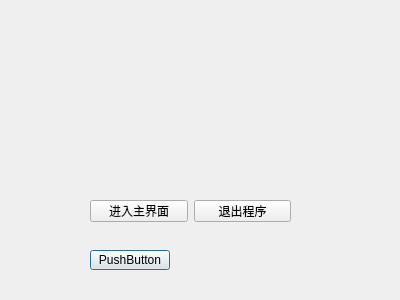
xzlxiao/Learning, file Qt/test2/dialog.ui: the form before one commit.
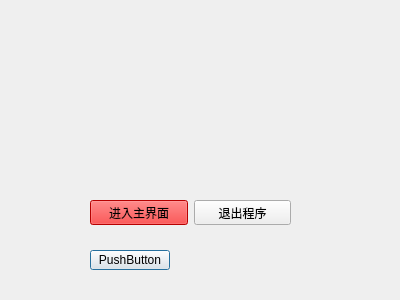
The form after the commit.

```diff
--- a/Qt/test2/dialog.ui
+++ b/Qt/test2/dialog.ui
@@ -26,18 +26,21 @@
     <string>PushButton</string>
    </property>
   </widget>
-  <widget class="QWidget" name="">
+  <widget class="QWidget" name="layoutWidget">
    <property name="geometry">
     <rect>
      <x>90</x>
      <y>200</y>
      <width>201</width>
-     <height>22</height>
+     <height>25</height>
     </rect>
    </property>
    <layout class="QHBoxLayout" name="horizontalLayout">
     <item>
      <widget class="QPushButton" name="pushButton_2">
+      <property name="styleSheet">
+       <string notr="true">background-color: rgb(255, 0, 0);</string>
+      </property>
       <property name="text">
        <string>进入主界面</string>
       </property>
```
